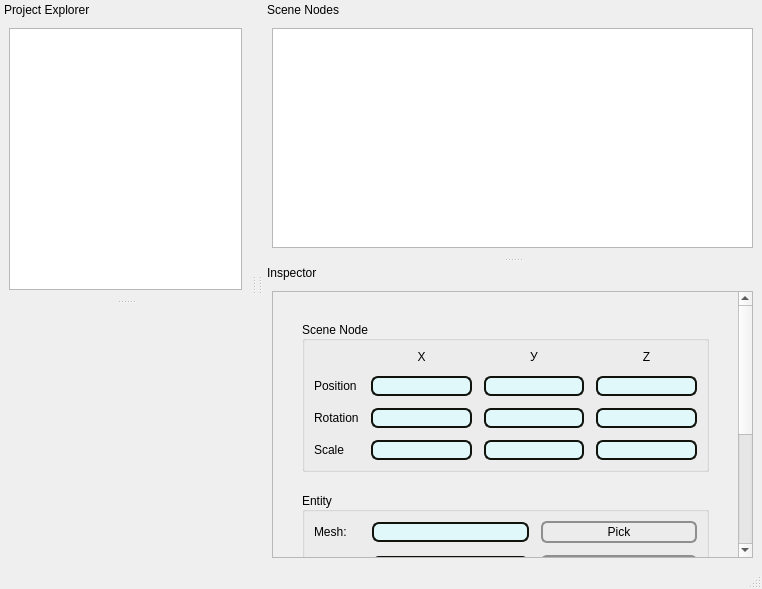
Smiter/Ogre_editor, file mainwindow.ui: the form before one commit.
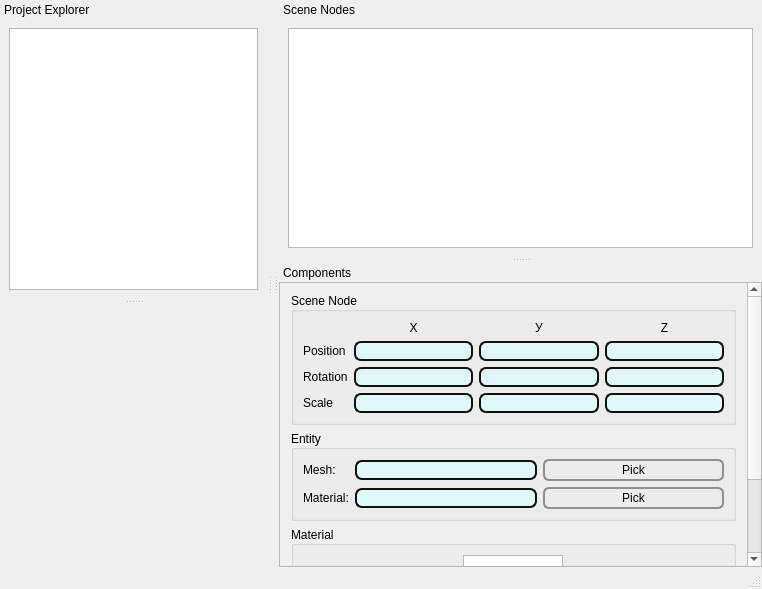
The form after the commit.

```diff
--- a/mainwindow.ui
+++ b/mainwindow.ui
@@ -181,7 +181,7 @@
     <set>Qt::BottomDockWidgetArea|Qt::LeftDockWidgetArea|Qt::RightDockWidgetArea</set>
    </property>
    <property name="windowTitle">
-    <string>Inspector</string>
+    <string>Components</string>
    </property>
    <attribute name="dockWidgetArea">
     <number>2</number>
@@ -194,6 +194,12 @@
      </sizepolicy>
     </property>
     <layout class="QVBoxLayout" name="verticalLayout">
+     <property name="spacing">
+      <number>6</number>
+     </property>
+     <property name="margin">
+      <number>0</number>
+     </property>
      <item>
       <widget class="QScrollArea" name="scrollArea">
        <property name="sizePolicy">
@@ -219,8 +225,8 @@
          <rect>
           <x>0</x>
           <y>0</y>
-          <width>333</width>
-          <height>466</height>
+          <width>368</width>
+          <height>375</height>
          </rect>
         </property>
         <property name="sizePolicy">
@@ -235,14 +241,23 @@
            <property name="sizeConstraint">
             <enum>QLayout::SetNoConstraint</enum>
            </property>
+           <property name="leftMargin">
+            <number>2</number>
+           </property>
+           <property name="topMargin">
+            <number>0</number>
+           </property>
+           <property name="rightMargin">
+            <number>2</number>
+           </property>
+           <property name="bottomMargin">
+            <number>2</number>
+           </property>
            <property name="horizontalSpacing">
             <number>0</number>
            </property>
            <property name="verticalSpacing">
-            <number>20</number>
-           </property>
-           <property name="margin">
-            <number>20</number>
+            <number>5</number>
            </property>
            <item row="0" column="0">
             <widget class="QGroupBox" name="sceneNodeGUI_4">
@@ -268,7 +283,7 @@
                  <enum>QLayout::SetDefaultConstraint</enum>
                 </property>
                 <property name="spacing">
-                 <number>12</number>
+                 <number>6</number>
                 </property>
                 <item row="1" column="1">
                  <widget class="QLineEdit" name="position_z">
@@ -563,7 +578,7 @@
               <item row="0" column="0">
                <layout class="QGridLayout" name="gridLayout_5">
                 <property name="spacing">
-                 <number>12</number>
+                 <number>6</number>
                 </property>
                 <item row="0" column="1">
                  <widget class="QLineEdit" name="mesh_edit">
```
